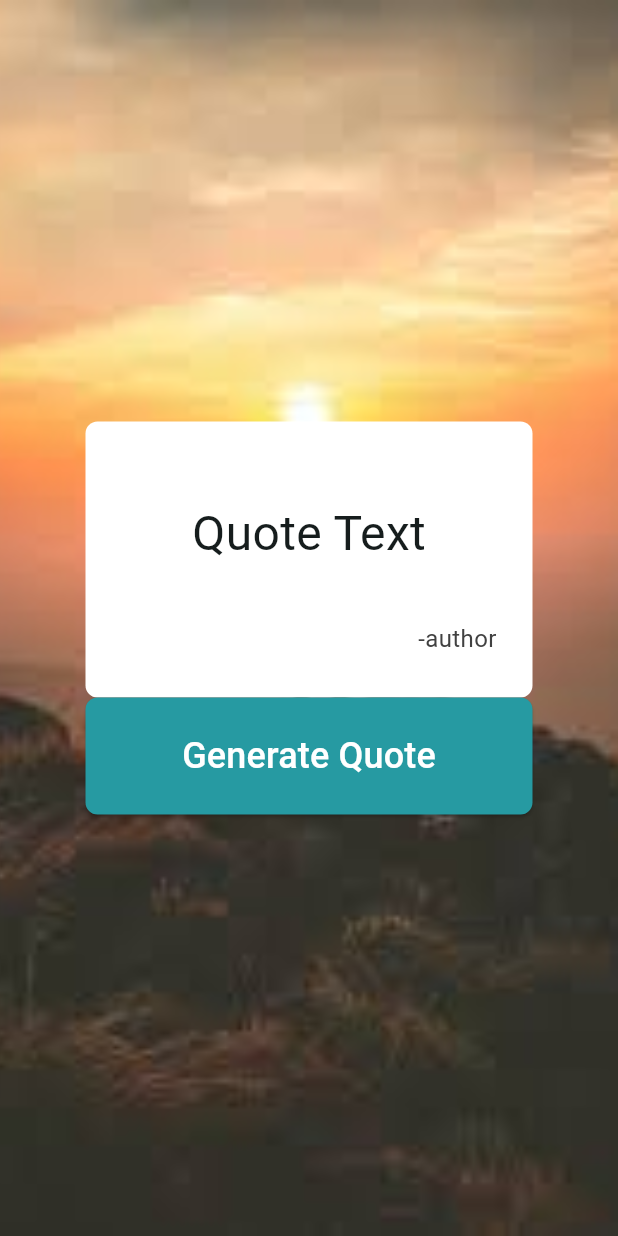
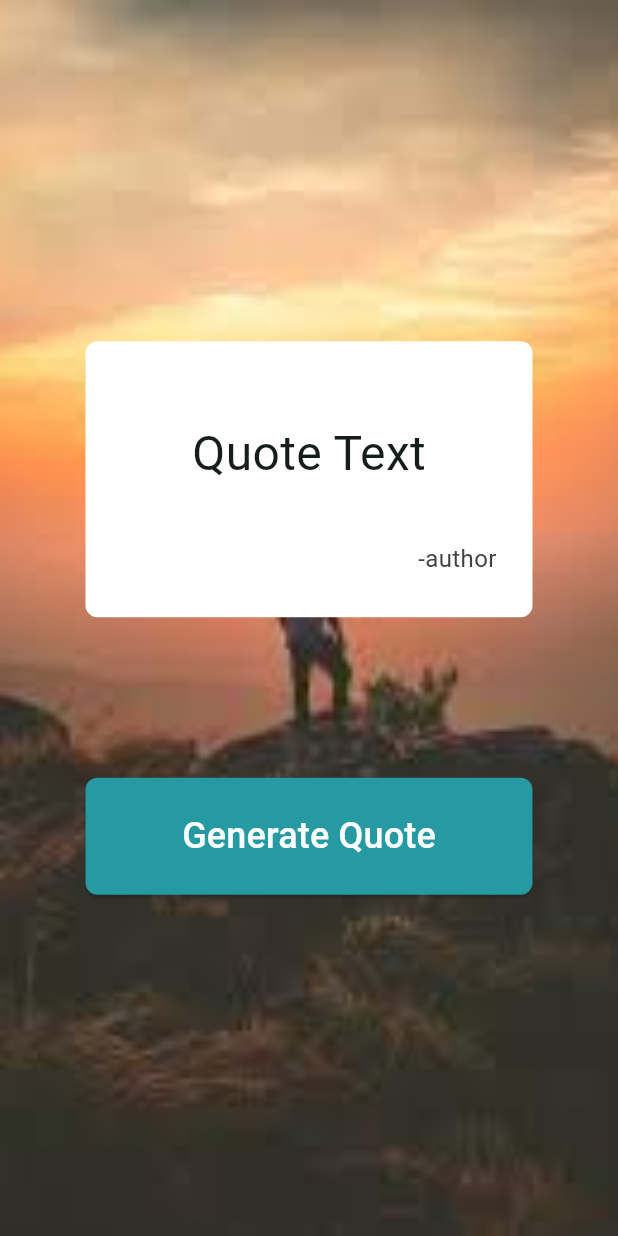
Before and after one commit to DanielLeke/Quote-App, a Flutter app: the screen it shows after launch, on a phone screen of 412 x 824 dp. Run offline on Flutter 3.47's test engine with Material 3 defaults, Android fonts, the phone set to English and light mode, and no system bars; our stand-ins replace get.

Commit message:
Finished styling the generate quote page

```diff
--- a/lib/generate_random_quote.dart
+++ b/lib/generate_random_quote.dart
@@ -29,12 +29,13 @@ class BackgroundImage extends StatelessWidget {
       ),
       child: Center(
         child: Container(
-          height: 298,
-          width: 369,
           child: Column(
             mainAxisAlignment: MainAxisAlignment.center,
             children: [
               QuoteDisplay(),
+              SizedBox(
+                height: 107,
+              ),
               GenerateQuoteBtn()
             ],
           ),
```
